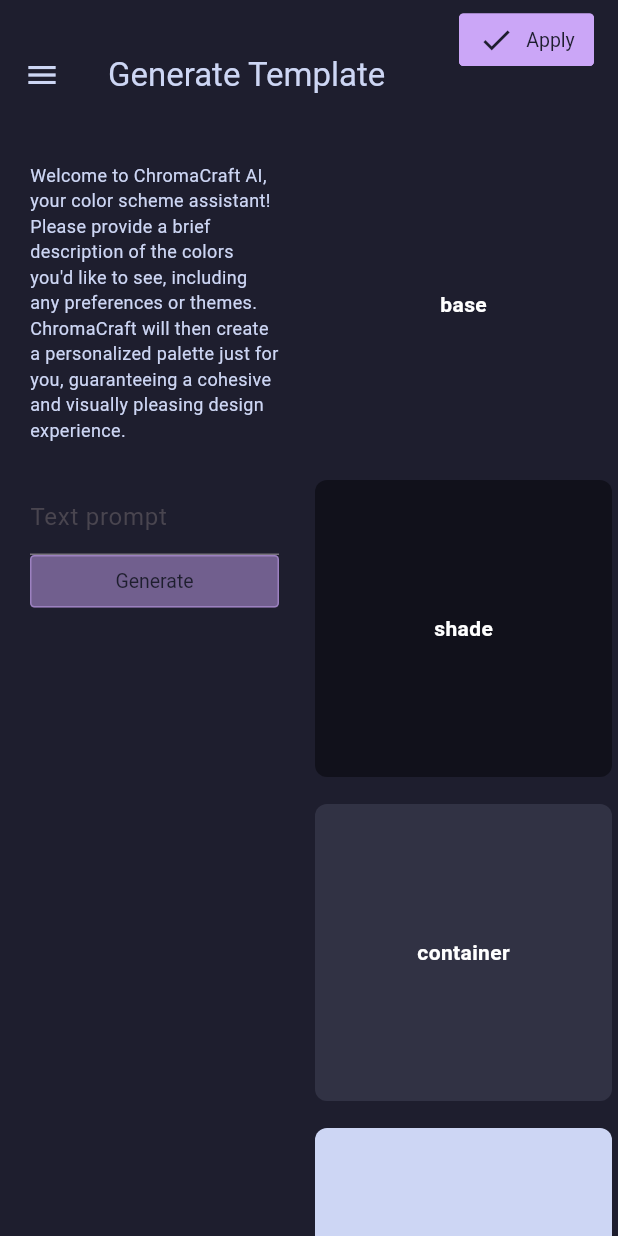
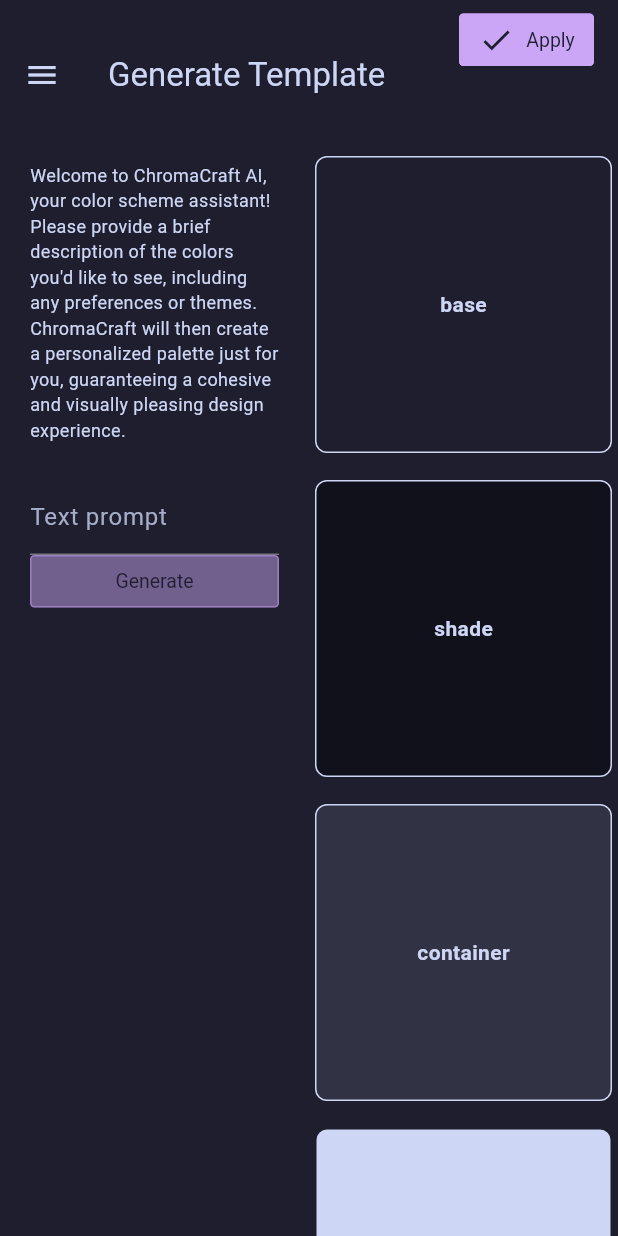
Before and after one commit to ChromaCraftDev/Front-end-Flutter, a Flutter app: the GenerateAI screen opened by its route, on a phone screen of 412 x 824 dp. Run offline on Flutter 3.47's test engine with Material 3 defaults, Android fonts, the phone set to English and light mode, and no system bars; drawn by our look-alikes of getwidget; our stand-ins replace flutter_colorpicker, shared_preferences, supabase_flutter, widget_circular_animator; missing offline and left inert: flex_color_picker; accounts and stored records are empty; project files that could hold a hidden picture were left out.

Commit message:
fix: more contrast issues

```diff
--- a/lib/ConfigurePage.dart
+++ b/lib/ConfigurePage.dart
@@ -239,7 +239,8 @@
                     padding: const EdgeInsets.symmetric(vertical: 20),
                     child: Text(
                       'Semantic Colors',
-                      style: Theme.of(context).textTheme.headlineLarge,
+                      style: TextStyle(
+                          color: config.semantic.text.color, fontSize: 30),
                     ),
                   ),
                   Wrap(
@@ -262,7 +263,8 @@
                     padding: const EdgeInsets.symmetric(vertical: 20),
                     child: Text(
                       'Rainbow Colors',
-                      style: Theme.of(context).textTheme.headlineLarge,
+                      style: TextStyle(
+                          color: config.semantic.text.color, fontSize: 30),
                     ),
                   ),
                   Wrap(
--- a/lib/Generate.dart
+++ b/lib/Generate.dart
@@ -263,8 +263,10 @@
                             8.0), // Add some space between the text and the TextField
                     TextField(
                       controller: _textEditingController,
-                      decoration: const InputDecoration(
+                      decoration: InputDecoration(
                         labelText: 'Text prompt',
+                        labelStyle:
+                            TextStyle(color: config.semantic.subtle.color),
                       ),
                       onChanged: (String text) {
                         setState(() {}); // Trigger a state update
@@ -283,14 +285,29 @@
               Expanded(
                 child: SingleChildScrollView(
                   child: Padding(
-                    padding: const EdgeInsets.only(left: 50, top: 20),
+                    padding: const EdgeInsets.symmetric(
+                        horizontal: 20, vertical: 20),
+                    child: Container(
+                      decoration: _response == ''
+                          ? null
+                          : BoxDecoration(
+                              border: Border.all(
+                                  width: 2,
+                                  color: config.semantic.primary.color),
+                              borderRadius: BorderRadius.circular(10),
+                            ),
+                      child: Padding(
+                        padding: const EdgeInsets.all(8.0),
                         child: Text(
                           _response,
-                      style: const TextStyle(
+                          style: TextStyle(
                             fontSize: 16.0,
                             fontWeight: FontWeight.normal,
                             fontStyle: FontStyle.normal,
                             letterSpacing: 1.0,
+                            color: config.semantic.subtle.color,
+                          ),
+                        ),
                       ),
                     ),
                   ),
@@ -309,26 +326,37 @@
               ),
               itemCount: config.optionMap.length,
               itemBuilder: (BuildContext context, int index) {
+                final name =
+                    config.optionMap.keys.toList(growable: false)[index];
+                final option =
+                    config.optionMap.values.toList(growable: false)[index];
+
+                final contrast =
+                    (ThemeData.estimateBrightnessForColor(option.color) ==
+                                    Brightness.dark) &&
+                                option != config.semantic.text ||
+                            option == config.semantic.base
+                        ? config.semantic.text.color
+                        : config.semantic.base.color;
                 return SizedBox(
                   width: 150, // Set the fixed width
                   height: 150, // Set the fixed height
                   child: AnimatedContainer(
                     duration: const Duration(
                         milliseconds: 500), // Adjust the duration as needed
-                    curve: Curves.decelerate, // Adjust the curve as needed
+                    curve: Curves.decelerate, // Adust the curve as needed
                     margin: const EdgeInsets.all(4.0),
                     decoration: BoxDecoration(
-                      color: config.optionMap.values
-                          .toList(growable: false)[index]
-                          .color,
+                      color: option.color,
+                      border: Border.all(color: contrast),
                       borderRadius:
                           BorderRadius.circular(8.0), // Add border radius
                     ),
                     child: Center(
                       child: Text(
-                        config.optionMap.keys.toList(growable: false)[index],
-                        style: const TextStyle(
-                          color: Colors.white,
+                        name,
+                        style: TextStyle(
+                          color: contrast,
                           fontWeight: FontWeight.bold,
                         ),
                       ),
@@ -406,21 +434,14 @@
 }
 
 class OpenAIService {
-  static const apiUri = 'https://api.openai.com/v1/chat/completions';
-  static const apiKey = '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';
-
-  Future<String> chatGPTAPI(String prompt) async {
-    final List<Map<String, String>> messages = [];
-    messages.add({
-      "role": "system",
-      "content": """
+  static final systemPrompt = """
 You are 'ChromaCraft AI', an AI used for generating readable color schemes based on natural language prompts.
 Whenever the user gives you a prompt, you will reply with a list of hex colours in the following order.
 
 Semantic Colors:
 ${config.semantic.toMap().map((name, option) {
-                return MapEntry(name,
-                    "- $name: ${option.description?.replaceAll("\n", "")}");
+            return MapEntry(
+                name, "- $name: ${option.description?.replaceAll("\n", "")}");
           }).values.join("\n")}
 
 Rainbow Colors:
@@ -435,7 +456,18 @@
 
 mode = dark|light
 ${config.optionMap.keys.map((it) => "$it = #XXXXXX").join("\n")}
-"""
+
+Happy theming! Contrast and readability is your highest concern!
+""";
+
+  static const apiUri = 'https://api.openai.com/v1/chat/completions';
+  static const apiKey = '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';
+
+  Future<String> chatGPTAPI(String prompt) async {
+    final List<Map<String, String>> messages = [];
+    messages.add({
+      "role": "system",
+      "content": systemPrompt,
     });
     messages.add({
       "role": "user",
```
Lines whose indentation alone changed are shown as unchanged.
